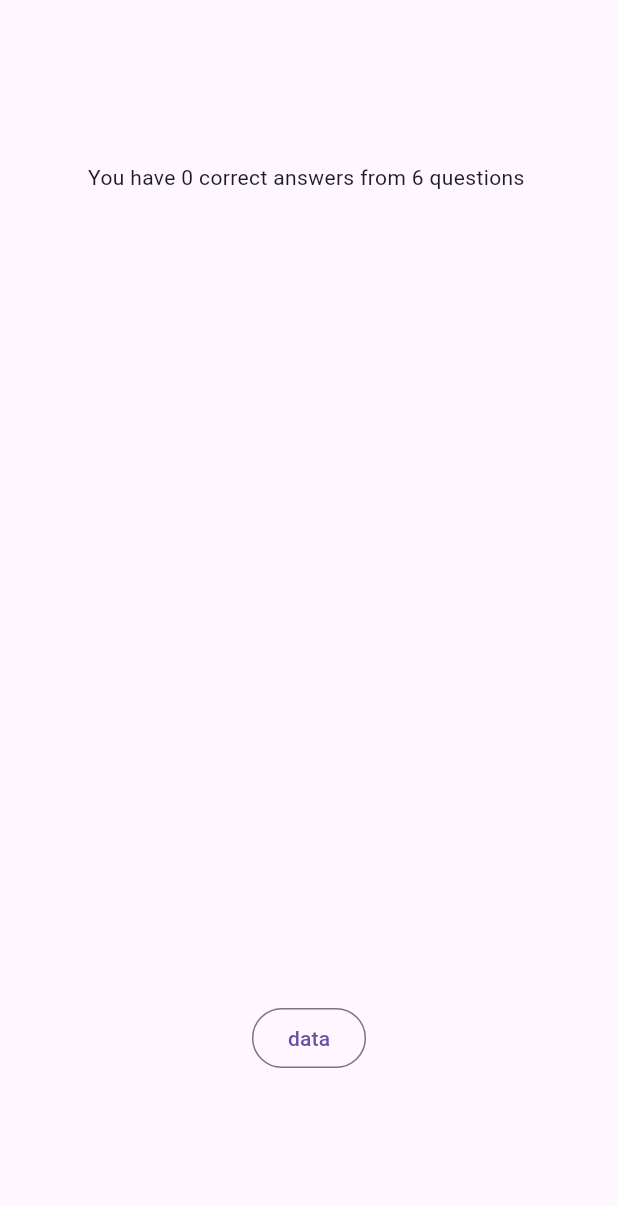
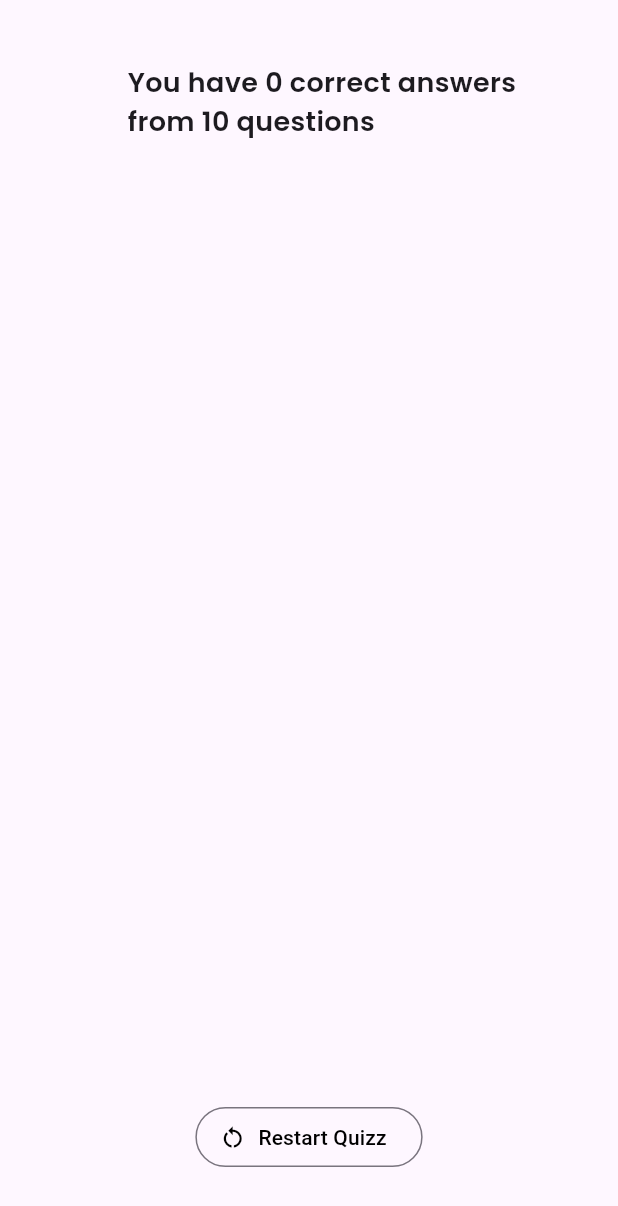
Before and after one commit to Steevebgeorge/quizz_app, a Flutter app: the ResultScreen widget shown alone on an empty page, opened directly with empty values, on a phone screen of 412 x 824 dp. Shown: the top 1206 px of the screen. Run offline on Flutter 3.47's test engine with Material 3 defaults, Android fonts, the phone set to English and light mode, and no system bars; our stand-ins replace google_fonts.

Commit message:
finished app

```diff
--- a/lib/main.dart
+++ b/lib/main.dart
@@ -11,7 +11,9 @@ class MyApp extends StatelessWidget {
   @override
   Widget build(BuildContext context) {
     return const MaterialApp(
-      home: ScaffoldSettings(),
+      title: "quizz app",
+      debugShowCheckedModeBanner: false, // Ensure this is set to false
+      home: ScaffoldSettings(), // Pass the correct widget here
     );
   }
 }
--- a/lib/models/questionfile.dart
+++ b/lib/models/questionfile.dart
@@ -55,4 +55,40 @@ const listquestions = [
       "Eid",
     ],
   ),
+  QuestionClass(
+    "What is the capital of India?",
+    [
+      "New Delhi",
+      "Chennai",
+      "Mumbai",
+      "Kolkata",
+    ],
+  ),
+  QuestionClass(
+    "Which monument is known as the symbol of love and is located in Agra, India?",
+    [
+      "Taj Mahal",
+      "Qutub Minar",
+      "Lotus Temple",
+      "Red Fort",
+    ],
+  ),
+  QuestionClass(
+    "Name the highest peak in India.",
+    [
+      "Kangchenjunga",
+      "Mount Everest",
+      "Annapurna",
+      "K2",
+    ],
+  ),
+  QuestionClass(
+    "Which state in India is known for its backwaters?",
+    [
+      "Kerala",
+      "Gujarat",
+      "Tamil Nadu",
+      "Odisha",
+    ],
+  ),
 ];
--- a/lib/resultsummarywidgets.dart
+++ b/lib/resultsummarywidgets.dart
@@ -9,7 +9,7 @@ class ResultWidgets extends StatelessWidget {
   @override
   Widget build(BuildContext context) {
     return SizedBox(
-      height: 500,
+      height: 600,
       child: SingleChildScrollView(
         child: Column(
           children: summaryData
--- a/lib/screen_result.dart
+++ b/lib/screen_result.dart
@@ -1,11 +1,13 @@
 import 'package:flutter/material.dart';
+import 'package:google_fonts/google_fonts.dart';
 import 'package:quizzapp/models/questionfile.dart';
 import 'package:quizzapp/resultsummarywidgets.dart';
 
 class ResultScreen extends StatelessWidget {
-  const ResultScreen({super.key, required this.choosenAnswers});
+  const ResultScreen({super.key, required this.choosenAnswers, required this.onRestartQuizz});
 
   final List<String> choosenAnswers;
+  final void Function() onRestartQuizz;
 
   List<Map<String, Object>> getSummaryData() {
     final List<Map<String, Object>> summary = [];
@@ -34,18 +36,37 @@ class ResultScreen extends StatelessWidget {
     return SizedBox(
       width: double.infinity,
       child: Container(
-        margin: const EdgeInsets.all(40),
+        height: double.infinity,
+        margin: const EdgeInsets.symmetric(horizontal: 35),
         child: Column(
           mainAxisAlignment: MainAxisAlignment.center,
           children: [
-            Text(
-                "You have $numOfCorrectAnswers correct answers from $totalQuestions questions "),
+            Padding(
+              padding: const EdgeInsets.only(left: 50),
+              child: Text(
+                "You have $numOfCorrectAnswers correct answers from $totalQuestions questions ",
+                style: GoogleFonts.poppins(
+                    fontSize: 18, fontWeight: FontWeight.w600),
+              ),
+            ),
             const SizedBox(
               height: 20,
             ),
             ResultWidgets(summaryData),
             const SizedBox(height: 20),
-            OutlinedButton(onPressed: () {}, child: const Text("data"))
+            OutlinedButton.icon(
+              onPressed: onRestartQuizz,
+              icon: const Icon(
+                Icons.restart_alt,
+                color: Colors.black,
+              ),
+              label: const Text(
+                'Restart Quizz',
+                style: TextStyle(
+                  color: Colors.black,
+                ),
+              ),
+            ),
           ],
         ),
       ),
--- a/pubspec.yaml
+++ b/pubspec.yaml
@@ -34,6 +34,7 @@ dependencies:
   # The following adds the Cupertino Icons font to your application.
   # Use with the CupertinoIcons class for iOS style icons.
   cupertino_icons: ^1.0.2
+  google_fonts: ^5.0.0
 
 dev_dependencies:
   flutter_test:
```
Also changed, not shown: lib/scaffoldsettings.dart (+14 -10 lines), lib/sumarywidgets/resultinfo.dart (+37 -5 lines), pubspec.lock, 1 other file.
